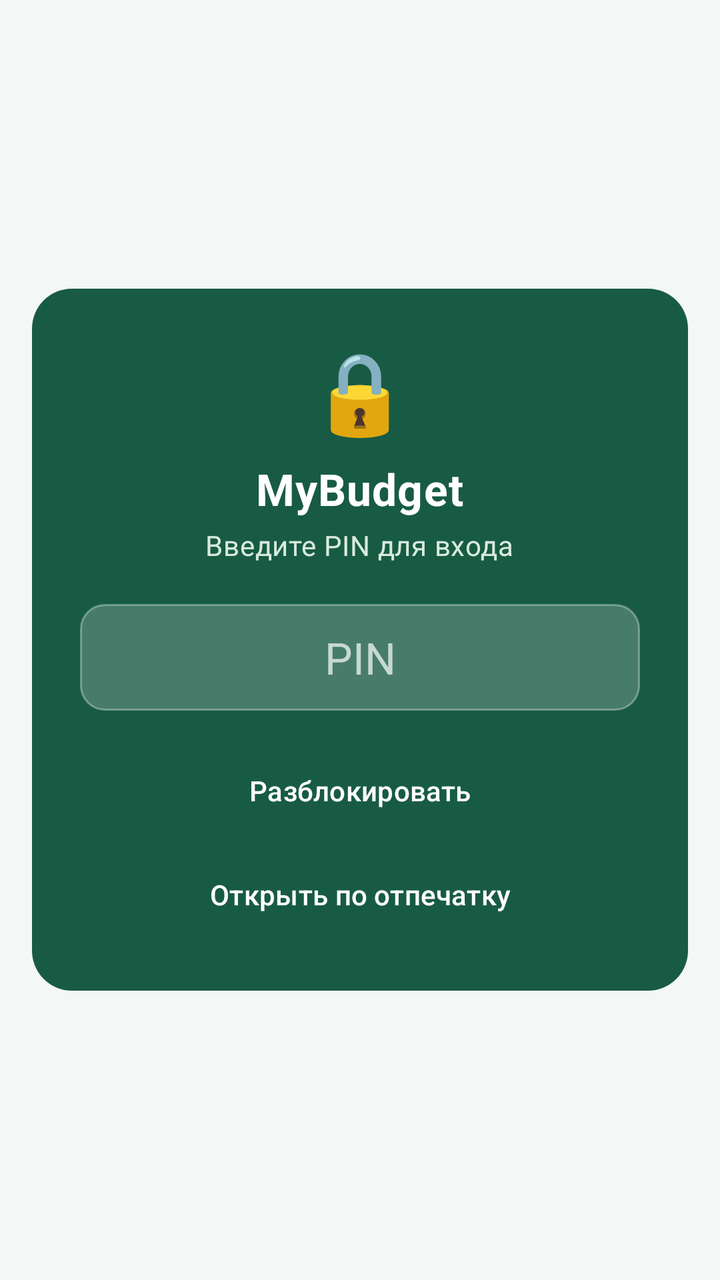
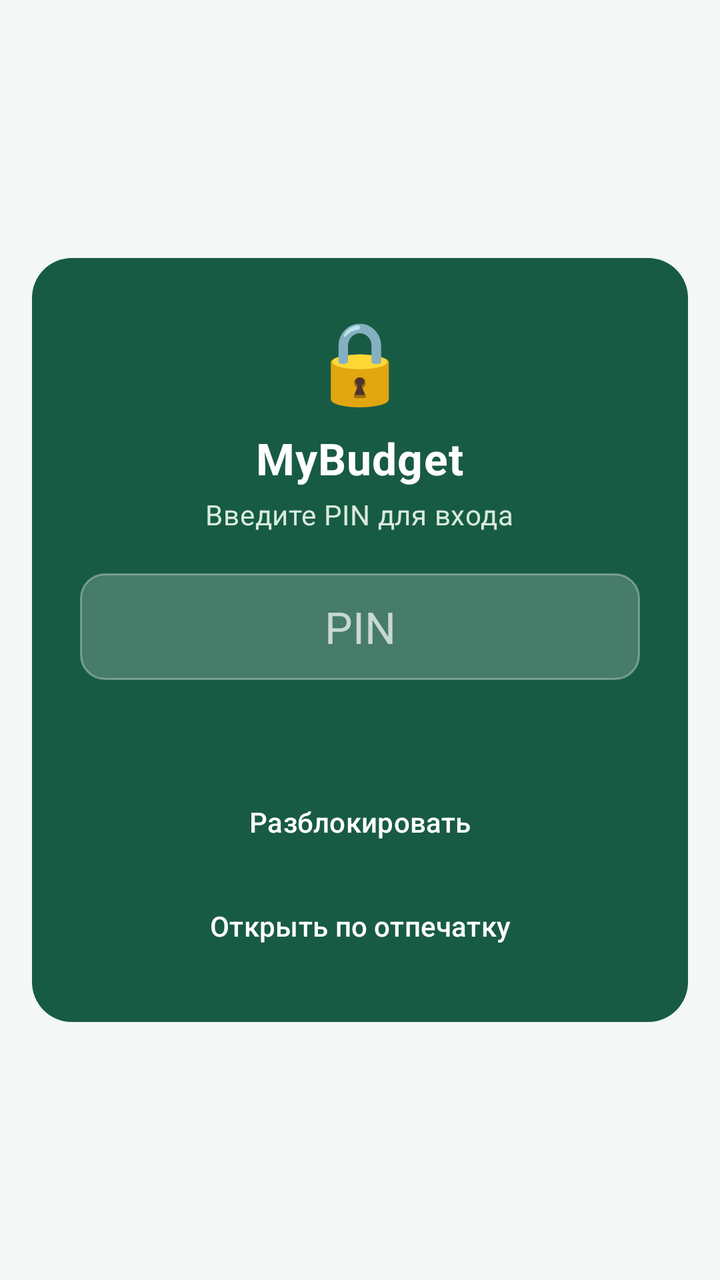

Two renders of the same Android screen: before a commit and after it. Below are the layout's source before the change and the commit's diff.
<!-- AndroidManifest.xml: activity theme Theme.MyBudget -->
<!-- res/layout/activity_lock.xml -->
<?xml version="1.0" encoding="utf-8"?>
<LinearLayout xmlns:android="http://schemas.android.com/apk/res/android" xmlns:app="http://schemas.android.com/apk/res-auto"
    android:gravity="center"
    android:orientation="vertical"
    android:background="@color/background_light"
    android:paddingLeft="@dimen/space_16"
    android:paddingTop="@dimen/space_24"
    android:paddingRight="@dimen/space_16"
    android:paddingBottom="@dimen/space_24"
    android:layout_width="match_parent"
    android:layout_height="match_parent"
    android:paddingHorizontal="@dimen/space_16"
    android:paddingVertical="@dimen/space_24">
    <androidx.cardview.widget.CardView
        android:layout_width="match_parent"
        android:layout_height="wrap_content"
        app:cardBackgroundColor="@android:color/transparent"
        app:cardElevation="0dp">
        <LinearLayout
            android:layout_width="match_parent"
            android:layout_height="wrap_content"
            android:background="@drawable/screen_hero_card_bg_blue"
            android:gravity="center_horizontal"
            android:orientation="vertical"
            android:padding="@dimen/space_24">
            <TextView
                android:layout_width="wrap_content"
                android:layout_height="wrap_content"
                android:text="@string/lock_screen_emoji"
                android:textSize="40sp" />
            <TextView
                android:layout_width="wrap_content"
                android:layout_height="wrap_content"
                android:layout_marginTop="@dimen/space_8"
                android:text="@string/lock_title"
                android:textColor="@color/main_hero_text_primary"
                android:textSize="22sp"
                style="@style/Text.MyBudget.Title" />
            <TextView
                android:layout_width="wrap_content"
                android:layout_height="wrap_content"
                android:layout_marginTop="@dimen/space_4"
                android:gravity="center"
                android:text="@string/lock_subtitle"
                android:textColor="@color/screen_hero_blue_text_secondary"
                android:textSize="14sp"
                style="@style/Text.MyBudget.Subtitle" />
            <EditText
                android:id="@+id/lockPinInput"
                android:layout_width="match_parent"
                android:layout_height="wrap_content"
                android:layout_marginTop="@dimen/space_20"
                android:background="@drawable/transaction_hero_amount_field"
                android:gravity="center"
                android:hint="@string/lock_pin_hint"
                android:imeOptions="actionDone"
                android:inputType="numberPassword"
                android:maxLength="6"
                android:minHeight="@dimen/touch_min_size"
                android:padding="@dimen/space_12"
                android:textColor="@color/main_hero_text_primary"
                android:textColorHint="@color/transaction_hero_text_hint"
                android:textSize="22sp" />
            <com.google.android.material.button.MaterialButton
                android:id="@+id/lockUnlockButton"
                android:layout_width="match_parent"
                android:layout_height="wrap_content"
                android:layout_marginTop="@dimen/space_16"
                android:minHeight="@dimen/touch_min_size"
                android:text="@string/lock_unlock"
                android:textColor="@color/main_hero_text_primary"
                app:cornerRadius="@dimen/radius_12"
                style="@style/Widget.MyBudget.Button" />
            <com.google.android.material.button.MaterialButton
                android:id="@+id/lockBiometricButton"
                android:layout_width="match_parent"
                android:layout_height="wrap_content"
                android:layout_marginTop="@dimen/space_4"
                android:minHeight="@dimen/touch_min_size"
                android:text="@string/lock_use_biometric"
                android:textColor="@color/main_hero_text_primary"
                app:cornerRadius="@dimen/radius_12"
                style="@style/Widget.MyBudget.Button.Text" />
        </LinearLayout>
    </androidx.cardview.widget.CardView>
</LinearLayout>
<!-- resources referenced by this layout -->
<resources>
  <color name="background_light">#F3F7F5</color>
  <color name="main_hero_text_primary">@color/hero_text</color>
  <color name="screen_hero_blue_text_secondary">@color/hero_text_secondary</color>
  <color name="transaction_hero_text_hint">#b3ffffff</color>
  <dimen name="radius_12">12dp</dimen>
  <dimen name="space_12">12dp</dimen>
  <dimen name="space_16">16dp</dimen>
  <dimen name="space_20">20dp</dimen>
  <dimen name="space_24">24dp</dimen>
  <dimen name="space_4">4dp</dimen>
  <dimen name="space_8">8dp</dimen>
  <dimen name="touch_min_size">48dp</dimen>
  <!-- drawable screen_hero_card_bg_blue (drawable) -->
  <?xml version="1.0" encoding="utf-8"?>
  <shape xmlns:android="http://schemas.android.com/apk/res/android" android:shape="rectangle">
      <solid android:color="@color/hero_background" />
      <corners android:radius="@dimen/radius_20" />
  </shape>
  <!-- drawable transaction_hero_amount_field (drawable) -->
  <?xml version="1.0" encoding="utf-8"?>
  <shape xmlns:android="http://schemas.android.com/apk/res/android">
      <solid android:color="#33FFFFFF" />
      <stroke
          android:width="1dp"
          android:color="#55FFFFFF" />
      <corners android:radius="@dimen/radius_12" />
  </shape>
  <string name="lock_pin_hint">PIN</string>
  <string name="lock_screen_emoji">🔒</string>
  <string name="lock_subtitle">Введите PIN для входа</string>
  <string name="lock_title">MyBudget</string>
  <string name="lock_unlock">Разблокировать</string>
  <string name="lock_use_biometric">Открыть по отпечатку</string>
  <style name="Text.MyBudget.Subtitle" parent="@style/Text.MyBudget">
      <item name="android:textSize">14sp</item>
      <item name="android:textColor">@color/text_secondary</item>
    </style>
  <style name="Text.MyBudget.Title" parent="@style/Text.MyBudget">
      <item name="android:textSize">18sp</item>
      <item name="android:textStyle">bold</item>
      <item name="android:textColor">@color/text_primary</item>
    </style>
  <style name="Widget.MyBudget.Button" parent="Widget.Material3.Button">
      <item name="android:minHeight">@dimen/touch_min_size</item>
      <item name="android:textAllCaps">false</item>
      <item name="cornerRadius">@dimen/radius_12</item>
    </style>
  <style name="Widget.MyBudget.Button.Text" parent="Widget.Material3.Button.TextButton">
      <item name="android:minHeight">@dimen/touch_min_size</item>
      <item name="android:textAllCaps">false</item>
      <item name="cornerRadius">@dimen/radius_12</item>
    </style>
  <style name="Theme.MyBudget" parent="@style/Base.Theme.MyBudget" />
  <color name="hero_text">#FFFFFF</color>
  <color name="hero_text_secondary">#D8EBDD</color>
  <color name="hero_background">#185B44</color>
  <dimen name="radius_20">20dp</dimen>
  <style name="Text.MyBudget" parent="@style/TextAppearance.Material3.BodyMedium" />
  <color name="text_secondary">#5C6D62</color>
  <color name="text_primary">#1C2C24</color>
  <color name="md_theme_onPrimary">#FFFFFF</color>
  <color name="md_theme_onSurface">#1C2C24</color>
  <color name="md_theme_outline">#718277</color>
  <color name="md_theme_primary">#185B44</color>
  <color name="md_theme_surface">#FFFFFF</color>
  <color name="md_theme_surfaceVariant">#E3EEE6</color>
  <color name="md_theme_onSurfaceVariant">#405649</color>
  <color name="md_theme_error">#B83A35</color>
  <color name="md_theme_onError">#FFFFFF</color>
  <!-- unchanged entries left out for length: 1 -->
</resources>

<!-- the commit's change to res/layout/activity_lock.xml (unified diff, before → after) -->
@@ -55,12 +55,16 @@
                 android:hint="@string/lock_pin_hint"
                 android:imeOptions="actionDone"
                 android:inputType="numberPassword"
-                android:maxLength="6"
+                android:saveEnabled="false" android:importantForAutofill="no"
                 android:minHeight="@dimen/touch_min_size"
                 android:padding="@dimen/space_12"
                 android:textColor="@color/main_hero_text_primary"
                 android:textColorHint="@color/transaction_hero_text_hint"
                 android:textSize="22sp" />
+            <TextView android:id="@+id/lockStatusText" style="@style/Text.MyBudget.Subtitle"
+                android:layout_width="match_parent" android:layout_height="wrap_content"
+                android:layout_marginTop="12dp" android:gravity="center"
+                android:textColor="@color/main_hero_text_primary" android:accessibilityLiveRegion="polite" />
             <com.google.android.material.button.MaterialButton
                 android:id="@+id/lockUnlockButton"
                 android:layout_width="match_parent"
